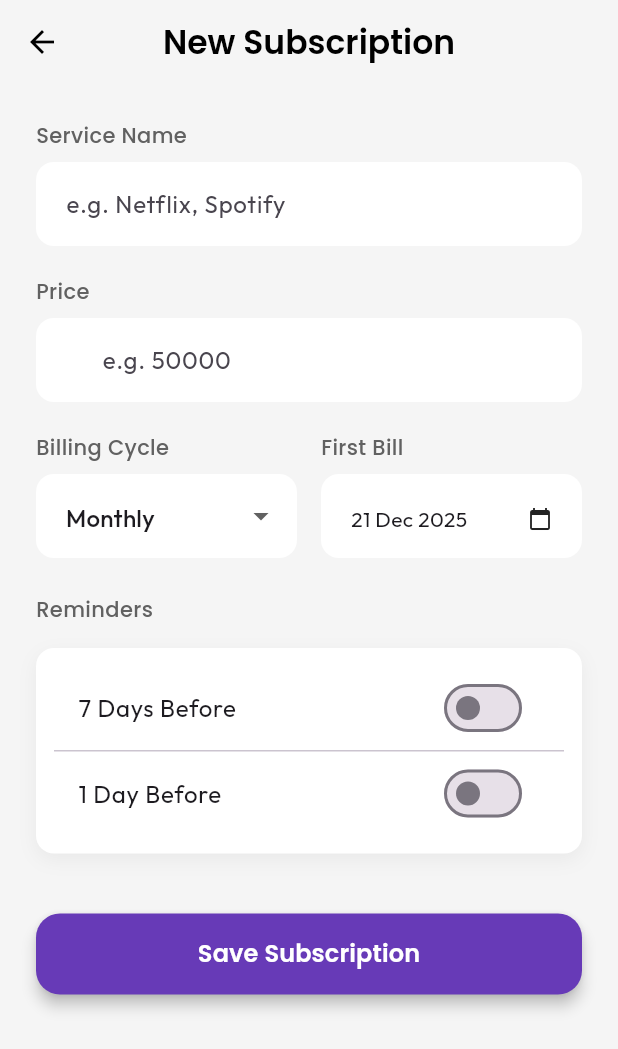
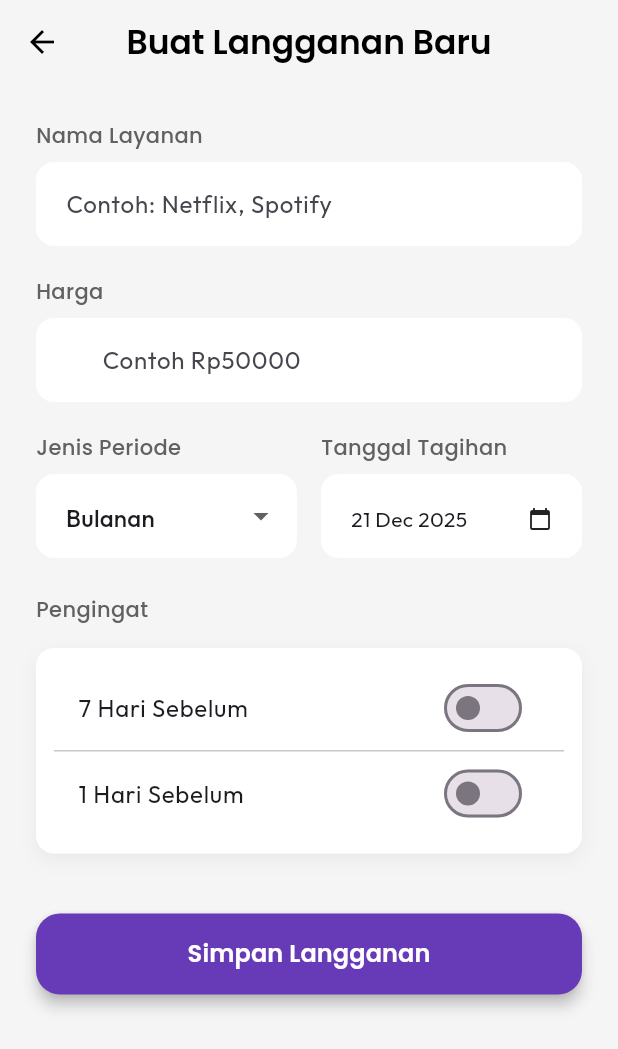
Before and after one commit to CevinWays/bibill, a Flutter app: the AddSubscriptionPage screen opened directly, on a phone screen of 412 x 824 dp. Shown: the top 1049 px of the screen. Run offline on Flutter 3.47's test engine with Material 3 defaults, Android fonts, the phone set to English and light mode, and no system bars; our stand-ins replace equatable, flutter_bloc, flutter_local_notifications, google_fonts, sqflite, timezone; accounts and stored records are empty.

Commit message:
feat: Implement subscription detail page, local database persistence, and local notifications.

```diff
--- a/lib/main.dart
+++ b/lib/main.dart
@@ -1,10 +1,14 @@
 import 'package:flutter/material.dart';
 import 'package:flutter_bloc/flutter_bloc.dart';
 import 'package:google_fonts/google_fonts.dart';
+import 'services/notification_service.dart';
 import 'cubits/subscription_cubit.dart';
 import 'pages/home_page.dart';
 
-void main() {
+void main() async {
+  WidgetsFlutterBinding.ensureInitialized();
+  await NotificationService().init();
+  await NotificationService().requestPermissions();
   runApp(const BibillApp());
 }
 
--- a/lib/models/subscription.dart
+++ b/lib/models/subscription.dart
@@ -1,5 +1,4 @@
 import 'package:equatable/equatable.dart';
-import 'package:uuid/uuid.dart';
 
 enum SubscriptionPeriod { weekly, monthly, quarterly, yearly }
 
@@ -9,16 +8,67 @@ class Subscription extends Equatable {
   final double price;
   final SubscriptionPeriod period;
   final DateTime firstBillDate;
-  final List<int> reminders; // Days before renewal, e.g., [7, 1]
+  final List<int> reminders;
 
-  Subscription({
+  const Subscription({
     String? id,
     required this.name,
     required this.price,
     required this.period,
     required this.firstBillDate,
     this.reminders = const [],
-  }) : id = id ?? const Uuid().v4();
+  }) : id =
+           id ??
+           ''; // Empty string temporarily, will be UUID if not provided by caller or DB
+
+  Subscription copyWith({
+    String? id,
+    String? name,
+    double? price,
+    SubscriptionPeriod? period,
+    DateTime? firstBillDate,
+    List<int>? reminders,
+  }) {
+    return Subscription(
+      id: id ?? this.id,
+      name: name ?? this.name,
+      price: price ?? this.price,
+      period: period ?? this.period,
+      firstBillDate: firstBillDate ?? this.firstBillDate,
+      reminders: reminders ?? this.reminders,
+    );
+  }
+
+  Map<String, dynamic> toMap() {
+    return {
+      'id': id,
+      'name': name,
+      'price': price,
+      'period': period.index,
+      'first_bill_date': firstBillDate.toIso8601String(),
+      'reminders': reminders.join(','),
+    };
+  }
+
+  factory Subscription.fromMap(Map<String, dynamic> map) {
+    String remindersStr = map['reminders'] as String? ?? '';
+    List<int> loadedReminders = [];
+    if (remindersStr.isNotEmpty) {
+      loadedReminders = remindersStr
+          .split(',')
+          .map((e) => int.parse(e))
+          .toList();
+    }
+
+    return Subscription(
+      id: map['id'],
+      name: map['name'],
+      price: (map['price'] as num).toDouble(),
+      period: SubscriptionPeriod.values[map['period'] as int],
+      firstBillDate: DateTime.parse(map['first_bill_date']),
+      reminders: loadedReminders,
+    );
+  }
 
   /// Calculates the next renewal date based on [firstBillDate] and [period].
   /// It finds the next occurrence on or after [from].
@@ -87,13 +137,13 @@ class Subscription extends Equatable {
   String get periodString {
     switch (period) {
       case SubscriptionPeriod.weekly:
-        return 'Weekly';
+        return 'Mingguan';
       case SubscriptionPeriod.monthly:
-        return 'Monthly';
+        return 'Bulanan';
       case SubscriptionPeriod.quarterly:
-        return 'Quarterly';
+        return 'Kuartal';
       case SubscriptionPeriod.yearly:
-        return 'Yearly';
+        return 'Tahunan';
     }
   }
 
--- a/lib/pages/add_subscription_page.dart
+++ b/lib/pages/add_subscription_page.dart
@@ -2,11 +2,14 @@ import 'package:flutter/material.dart';
 import 'package:flutter_bloc/flutter_bloc.dart';
 import 'package:google_fonts/google_fonts.dart';
 import 'package:intl/intl.dart';
+import 'package:uuid/uuid.dart';
 import '../cubits/subscription_cubit.dart';
 import '../models/subscription.dart';
 
 class AddSubscriptionPage extends StatefulWidget {
-  const AddSubscriptionPage({super.key});
+  final Subscription? subscription;
+
+  const AddSubscriptionPage({super.key, this.subscription});
 
   @override
   State<AddSubscriptionPage> createState() => _AddSubscriptionPageState();
@@ -14,15 +17,33 @@ class AddSubscriptionPage extends StatefulWidget {
 
 class _AddSubscriptionPageState extends State<AddSubscriptionPage> {
   final _formKey = GlobalKey<FormState>();
-  final _nameController = TextEditingController();
-  final _priceController = TextEditingController();
+  late TextEditingController _nameController;
+  late TextEditingController _priceController;
 
-  SubscriptionPeriod _selectedPeriod = SubscriptionPeriod.monthly;
-  DateTime _selectedDate = DateTime.now();
+  late SubscriptionPeriod _selectedPeriod;
+  late DateTime _selectedDate;
 
-  // Requirement: reminders (h-7, h-1)
   bool _remind7Days = false;
   bool _remind1Day = false;
+
+  @override
+  void initState() {
+    super.initState();
+    final sub = widget.subscription;
+    _nameController = TextEditingController(text: sub?.name ?? '');
+    // If price is 0.0 (default empty?), show empty
+    _priceController = TextEditingController(
+      text: sub != null ? sub.price.toStringAsFixed(0) : '',
+    );
+
+    _selectedPeriod = sub?.period ?? SubscriptionPeriod.monthly;
+    _selectedDate = sub?.firstBillDate ?? DateTime.now();
+
+    if (sub != null) {
+      _remind7Days = sub.reminders.contains(7);
+      _remind1Day = sub.reminders.contains(1);
+    }
+  }
 
   @override
   void dispose() {
@@ -53,7 +74,15 @@ class _AddSubscriptionPageState extends State<AddSubscriptionPage> {
       if (_remind7Days) reminders.add(7);
       if (_remind1Day) reminders.add(1);
 
+      // If we have an existing sub, we keep its ID. Otherwise, ID is generated by model/cubit logic.
+      // But we changed model to have empty ID by default in const constructor.
+      // So let's handle it here or in Cubit.
+
+      final isEditing = widget.subscription != null;
+      final idToUse = isEditing ? widget.subscription!.id : const Uuid().v4();
+
       final subscription = Subscription(
+        id: idToUse,
         name: name,
         price: price,
         period: _selectedPeriod,
@@ -61,18 +90,24 @@ class _AddSubscriptionPageState extends State<AddSubscriptionPage> {
         reminders: reminders,
       );
 
-      context.read<SubscriptionCubit>().addSubscription(subscription);
+      if (isEditing) {
+        context.read<SubscriptionCubit>().updateSubscription(subscription);
+      } else {
+        context.read<SubscriptionCubit>().addSubscription(subscription);
+      }
       Navigator.pop(context);
     }
   }
 
   @override
   Widget build(BuildContext context) {
+    final isEditing = widget.subscription != null;
+
     return Scaffold(
       backgroundColor: Colors.grey[100],
       appBar: AppBar(
         title: Text(
-          'New Subscription',
+          isEditing ? 'Ubah Langganan' : 'Buat Langganan Baru',
           style: GoogleFonts.poppins(fontWeight: FontWeight.w600),
         ),
         centerTitle: true,
@@ -87,22 +122,22 @@ class _AddSubscriptionPageState extends State<AddSubscriptionPage> {
           child: Column(
             crossAxisAlignment: CrossAxisAlignment.start,
             children: [
-              _buildLabel('Service Name'),
+              _buildLabel('Nama Layanan'),
               TextFormField(
                 controller: _nameController,
-                decoration: _inputDecoration('e.g. Netflix, Spotify'),
+                decoration: _inputDecoration('Contoh: Netflix, Spotify'),
                 validator: (v) =>
-                    v == null || v.isEmpty ? 'Please enter a name' : null,
+                    v == null || v.isEmpty ? 'Masukkan nama' : null,
               ),
               const SizedBox(height: 20),
 
-              _buildLabel('Price'),
+              _buildLabel('Harga'),
               TextFormField(
                 controller: _priceController,
                 keyboardType: TextInputType.number,
-                decoration: _inputDecoration('e.g. 50000', prefix: 'Rp '),
+                decoration: _inputDecoration('Contoh Rp50000', prefix: 'Rp '),
                 validator: (v) =>
-                    v == null || v.isEmpty ? 'Please enter a price' : null,
+                    v == null || v.isEmpty ? 'Masukkan harga' : null,
               ),
               const SizedBox(height: 20),
 
@@ -112,16 +147,19 @@ class _AddSubscriptionPageState extends State<AddSubscriptionPage> {
                     child: Column(
                       crossAxisAlignment: CrossAxisAlignment.start,
                       children: [
-                        _buildLabel('Billing Cycle'),
+                        _buildLabel('Jenis Periode'),
                         DropdownButtonFormField<SubscriptionPeriod>(
                           value: _selectedPeriod,
                           decoration: _inputDecoration(''),
                           items: SubscriptionPeriod.values.map((p) {
                             return DropdownMenuItem(
                               value: p,
-                              child: Text(
-                                p.toString().split('.').last.capitalize(),
-                              ),
+                              child: Text(switch (p) {
+                                SubscriptionPeriod.weekly => 'Mingguan',
+                                SubscriptionPeriod.monthly => 'Bulanan',
+                                SubscriptionPeriod.quarterly => 'Kuartal',
+                                SubscriptionPeriod.yearly => 'Tahunan',
+                              }),
                             );
                           }).toList(),
                           onChanged: (v) {
@@ -136,7 +174,7 @@ class _AddSubscriptionPageState extends State<AddSubscriptionPage> {
                     child: Column(
                       crossAxisAlignment: CrossAxisAlignment.start,
                       children: [
-                        _buildLabel('First Bill'),
+                        _buildLabel('Tanggal Tagihan'),
                         InkWell(
                           onTap: _pickDate,
                           child: InputDecorator(
@@ -160,7 +198,7 @@ class _AddSubscriptionPageState extends State<AddSubscriptionPage> {
                 ],
               ),
               const SizedBox(height: 24),
-              _buildLabel('Reminders'),
+              _buildLabel('Pengingat'),
               const SizedBox(height: 8),
               Container(
                 padding: const EdgeInsets.all(12),
@@ -178,14 +216,14 @@ class _AddSubscriptionPageState extends State<AddSubscriptionPage> {
                 child: Column(
                   children: [
                     SwitchListTile(
-                      title: const Text('7 Days Before'),
+                      title: const Text('7 Hari Sebelum'),
                       value: _remind7Days,
                       activeThumbColor: Colors.deepPurple,
                       onChanged: (v) => setState(() => _remind7Days = v),
                     ),
                     const Divider(height: 1),
                     SwitchListTile(
-                      title: const Text('1 Day Before'),
+                      title: const Text('1 Hari Sebelum'),
                       value: _remind1Day,
                       activeThumbColor: Colors.deepPurple,
                       onChanged: (v) => setState(() => _remind1Day = v),
@@ -209,7 +247,7 @@ class _AddSubscriptionPageState extends State<AddSubscriptionPage> {
                     elevation: 4,
                   ),
                   child: Text(
-                    'Save Subscription',
+                    isEditing ? 'Ubah Langganan' : 'Simpan Langganan',
                     style: GoogleFonts.poppins(
                       fontSize: 16,
                       fontWeight: FontWeight.w600,
--- a/lib/pages/home_page.dart
+++ b/lib/pages/home_page.dart
@@ -5,7 +5,9 @@ import 'package:intl/intl.dart';
 import '../cubits/subscription_cubit.dart';
 import '../cubits/subscription_state.dart';
 import '../models/subscription.dart';
+import '../services/notification_service.dart';
 import 'add_subscription_page.dart';
+import 'subscription_detail_page.dart';
 
 class HomePage extends StatelessWidget {
   const HomePage({super.key});
@@ -28,6 +30,15 @@ class HomePage extends StatelessWidget {
         elevation: 0,
         actions: [
           IconButton(
+            icon: const Icon(Icons.notifications_active, color: Colors.black),
+            onPressed: () {
+              NotificationService().showTestNotification();
+              ScaffoldMessenger.of(context).showSnackBar(
+                const SnackBar(content: Text('Test notification scheduled...')),
+              );
+            },
+          ),
+          IconButton(
             icon: const Icon(Icons.sort, color: Colors.black),
             onPressed: () {
               // Sorting is automatic in Cubit for now, but we could add manual toggle here
@@ -43,7 +54,7 @@ class HomePage extends StatelessWidget {
           );
         },
         label: Text(
-          'Add Subscription',
+          'Tambah Langganan',
           style: GoogleFonts.outfit(fontWeight: FontWeight.w600),
         ),
         icon: const Icon(Icons.add),
@@ -64,11 +75,11 @@ class HomePage extends StatelessWidget {
                   ),
                   const SizedBox(height: 16),
                   Text(
-                    'No subscriptions yet',
+                    'Belum Ada Langganan',
                     style: GoogleFonts.outfit(fontSize: 18, color: Colors.grey),
                   ),
                   Text(
-                    'Add your first bill to get started',
+                    'Tambahkan Langganan Pertama Anda',
                     style: GoogleFonts.outfit(
                       fontSize: 14,
                       color: Colors.grey[400],
@@ -113,7 +124,16 @@ class _SubscriptionCard extends StatelessWidget {
       decimalDigits: 0,
     );
 
-    return Container(
+    return GestureDetector(
+      onTap: () {
+        Navigator.push(
+          context,
+          MaterialPageRoute(
+            builder: (_) => SubscriptionDetailPage(subscription: subscription),
+          ),
+        );
+      },
+      child: Container(
         decoration: BoxDecoration(
           color: Colors.white,
           borderRadius: BorderRadius.circular(20),
@@ -195,8 +215,10 @@ class _SubscriptionCard extends StatelessWidget {
                     ),
                     child: Text(
                       daysLeft == 0
-                        ? 'Today'
-                        : (daysLeft < 0 ? 'Overdue' : '$daysLeft days left'),
+                          ? 'Hari ini'
+                          : (daysLeft < 0
+                                ? 'Terlambat'
+                                : '$daysLeft hari lagi'),
                       style: GoogleFonts.outfit(
                         fontSize: 10,
                         fontWeight: FontWeight.w600,
@@ -207,6 +229,7 @@ class _SubscriptionCard extends StatelessWidget {
                 ],
               ),
             ],
+          ),
         ),
       ),
     );
--- a/pubspec.yaml
+++ b/pubspec.yaml
@@ -39,6 +39,10 @@ dependencies:
   intl: ^0.20.2
   uuid: ^4.5.2
   google_fonts: ^6.3.3
+  sqflite: ^2.4.2
+  path: ^1.9.1
+  flutter_local_notifications: ^19.5.0
+  timezone: ^0.10.1
 
 dev_dependencies:
   flutter_test:
```
Also changed, not shown: lib/cubits/subscription_cubit.dart (+70 -17 lines), lib/data/database_helper.dart (added, +73 -0 lines), lib/pages/subscription_detail_page.dart (added, +165 -0 lines), lib/services/notification_service.dart (added, +130 -0 lines), pubspec.lock, 4 other files. Lines whose indentation alone changed are shown as unchanged.
